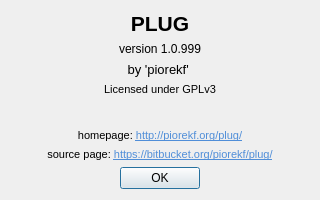
b2ornot2b/plug, file plug/about.ui: the form before one commit.
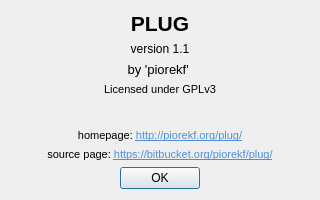
The form after the commit.

```diff
--- a/plug/about.ui
+++ b/plug/about.ui
@@ -52,7 +52,7 @@
       <string>Program's version</string>
      </property>
      <property name="text">
-      <string>version 1.0.999</string>
+      <string>version 1.1</string>
      </property>
      <property name="alignment">
       <set>Qt::AlignCenter</set>
```
